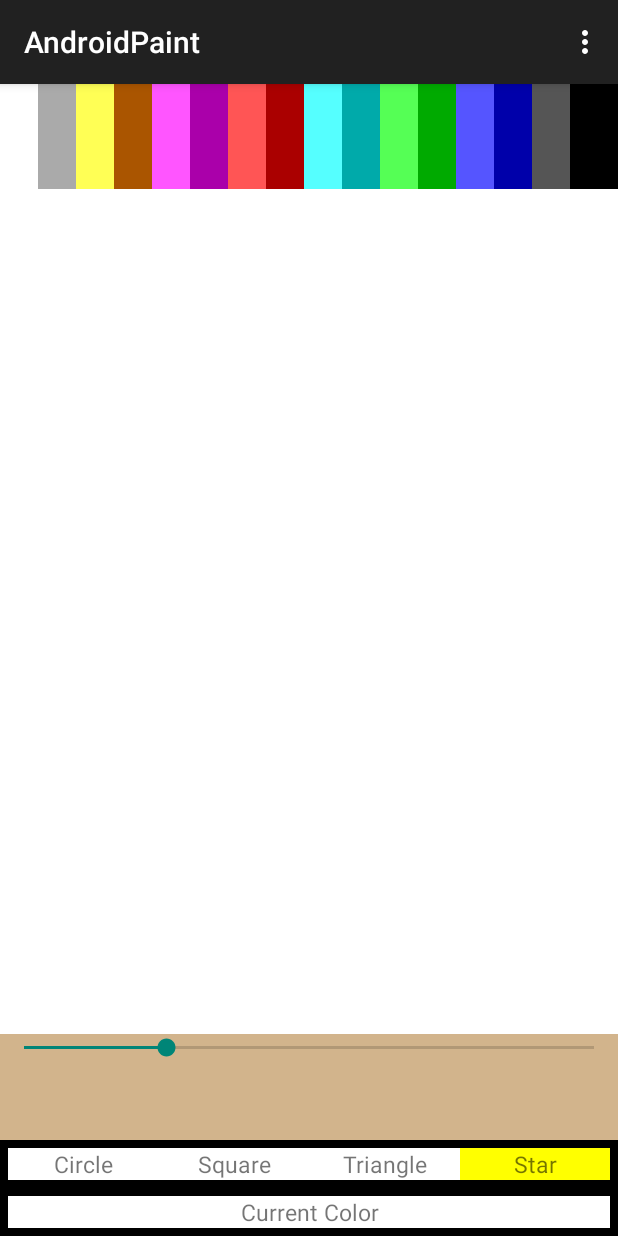
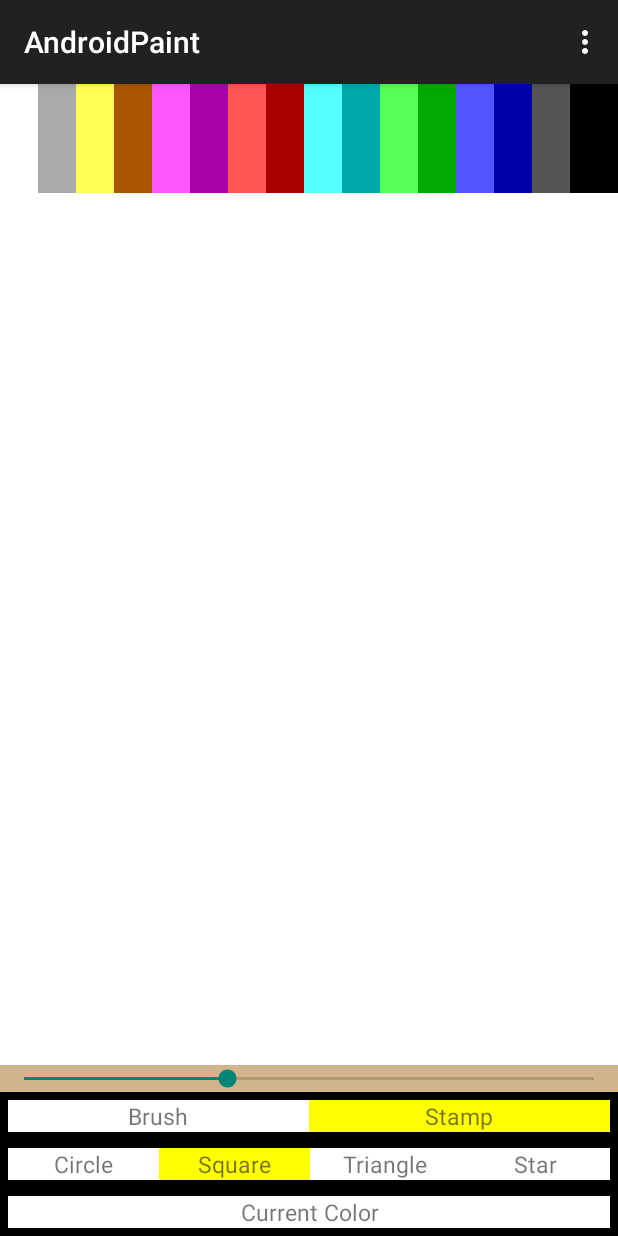
Before and after one commit to asaswain/JUN20, an Android app: the screen it shows after launch (MainActivity), in the options menu, after a tap on "Reset", on a phone screen of 412 x 824 dp. Run offline under Robolectric (Android 15) with nearby library versions, the phone set to English and light mode, and no system bars.

Commit message:
Add option to draw using either a brush or a stamp

```diff
--- a/app/build.gradle
+++ b/app/build.gradle
@@ -4,7 +4,7 @@ android {
     compileSdkVersion 22
     buildToolsVersion "22.0.1"
     defaultConfig {
-        applicationId "edu.nyu.scps.EtchASketch"
+        applicationId "edu.nyu.scps.AndroidPaint"
         minSdkVersion 16
         targetSdkVersion 22
         versionCode 1
--- a/app/src/main/java/edu/nyu/scps/JUN20/MainActivity.java
+++ b/app/src/main/java/edu/nyu/scps/JUN20/MainActivity.java
@@ -6,6 +6,7 @@ import android.graphics.drawable.ColorDrawable;
 import android.os.Bundle;
 import android.support.v7.app.AppCompatActivity;
 import android.util.DisplayMetrics;
+import android.util.Log;
 import android.view.Menu;
 import android.view.MenuItem;
 import android.view.View;
@@ -15,9 +16,25 @@ import android.widget.RelativeLayout;
 import android.widget.SeekBar;
 import android.widget.TextView;
 
+/**
+ * This application displays a canvas and allows the user to select a color, a brush type, and a shape and draw on the canvas using a TouchListener
+ */
+
 public class MainActivity extends AppCompatActivity {
 
     SketchPadView sketchPad;
+
+    final int shapeList[] = new int[] {
+            edu.nyu.scps.JUN20.R.id.circle,
+            edu.nyu.scps.JUN20.R.id.square,
+            edu.nyu.scps.JUN20.R.id.triangle,
+            edu.nyu.scps.JUN20.R.id.star,
+    };
+
+    final int brushList[] = new int[] {
+            edu.nyu.scps.JUN20.R.id.brush,
+            edu.nyu.scps.JUN20.R.id.stamp,
+    };
 
     @Override
     protected void onCreate(Bundle savedInstanceState) {
@@ -26,13 +43,13 @@ public class MainActivity extends AppCompatActivity {
 
         Resources resources = getResources();
 
-        // insert a SketchPadView object into the RelativeLayout for user to draw on
+        // insert a SketchPadView view into the RelativeLayout for user to draw on
 
         final RelativeLayout sketchPadLayout = (RelativeLayout) findViewById(edu.nyu.scps.JUN20.R.id.paper);
         sketchPad = new SketchPadView(MainActivity.this);
         sketchPadLayout.addView(sketchPad);
 
-        // create a listener for the seekbar which controls the image size
+        // create a listener for the seekbar which controls the size of the image drawn by the user
 
         SeekBar seekBar;
         seekBar = (SeekBar) findViewById(edu.nyu.scps.JUN20.R.id.size);
@@ -47,15 +64,14 @@ public class MainActivity extends AppCompatActivity {
             }
 
             public void onProgressChanged(SeekBar seekBar, int progress, boolean fromUser) {
-                float scale = (float) (progress) / 100f;
-                sketchPad.setRadius(scale);
-
+                float scale = (float) (progress+1) / 100f;
+                sketchPad.setSize(scale);
                 //Log.d("XTag", "progress = " + progress);
             }
         });
 
-        // programmatically create views for each color and insert into palette LinearLayout field
-        // I created a list of colors used by a CGA16 monitor
+        // create views for each of the `16 colors color and insert views into LinearLayout palette
+        // (I created a list of colors used by a CGA16 monitor)
 
         int colorList[] = new int[16];
         for (int i = 0; i < colorList.length; ++i) {
@@ -77,7 +93,7 @@ public class MainActivity extends AppCompatActivity {
                 ViewGroup.LayoutParams.MATCH_PARENT  //height
         );
 
-        // add listener for each color in color palette
+        // add listener for each color in color palette to control the color of the image drawn by the user
 
         ColorOnClickListener colorOnClickListener = new ColorOnClickListener();
 
@@ -94,14 +110,7 @@ public class MainActivity extends AppCompatActivity {
             colorView.setOnClickListener(colorOnClickListener);
         }
 
-        int shapeList[] = new int[] {
-                edu.nyu.scps.JUN20.R.id.circle,
-                edu.nyu.scps.JUN20.R.id.square,
-                edu.nyu.scps.JUN20.R.id.triangle,
-                edu.nyu.scps.JUN20.R.id.star,
-        };
-
-        // add listener for each shape in the shape palette
+        // add listener for each shape in the shape palette to control the shape of the image drawn by the user
 
         ShapeOnClickListener shapeOnClickListener = new ShapeOnClickListener();
 
@@ -111,36 +120,21 @@ public class MainActivity extends AppCompatActivity {
             shapeView.setOnClickListener(shapeOnClickListener);
         }
 
+        // add listener for each brush in the brush palette to control the type of image drawn by the user (brush vs stamp)
+
+        BrushOnClickListener brushOnClickListener = new BrushOnClickListener();
+
+        for (int i = 0; i < brushList.length; ++i) {
+            TextView brushView = (TextView) findViewById(brushList[i]);
+            // set an onClickListener for all the views in the shape palette  to enable us to change the shape
+            brushView.setOnClickListener(brushOnClickListener);
+        }
+
     }
 
-    class ShapeOnClickListener implements View.OnClickListener {
-
-        // when user clicks on a shape, set sketchPad shape property
-        @Override
-        public void onClick(View v) {
-            TextView textView = (TextView) v;
-            String text = textView.getText().toString();
-            sketchPad.setShape(text);
-
-            int shapeList[] = new int[] {
-                    edu.nyu.scps.JUN20.R.id.circle,
-                    edu.nyu.scps.JUN20.R.id.square,
-                    edu.nyu.scps.JUN20.R.id.triangle,
-                    edu.nyu.scps.JUN20.R.id.star,
-            };
-            for (int i = 0; i < shapeList.length; ++i) {
-                TextView shapeView = (TextView) findViewById(shapeList[i]);
-                shapeView.setBackgroundColor(Color.WHITE);
-            }
-
-            // update color of selected shape view
-            v.setBackgroundColor(Color.YELLOW);
-        }
-    }
-
+    // when user clicks on a color sample, set sketchPad color property
     class ColorOnClickListener implements View.OnClickListener {
 
-        // when user clicks on a color sample, set sketchPad color property
         @Override
         public void onClick(View v) {
             ColorDrawable backgroundColor = (ColorDrawable) v.getBackground();
@@ -151,6 +145,47 @@ public class MainActivity extends AppCompatActivity {
             currentColor.setBackgroundColor(backgroundColor.getColor());
         }
     }
+
+    // when user clicks on a shape, set sketchPad shape property
+    class ShapeOnClickListener implements View.OnClickListener {
+
+        @Override
+        public void onClick(View v) {
+            TextView textView = (TextView) v;
+            String text = textView.getText().toString();
+            sketchPad.setShape(text);
+
+            for (int i = 0; i < shapeList.length; ++i) {
+                TextView shapeView = (TextView) findViewById(shapeList[i]);
+                Log.d("shape", ""+shapeList[i]);
+                shapeView.setBackgroundColor(Color.WHITE);
+            }
+
+            // update color of selected shape view
+            v.setBackgroundColor(Color.YELLOW);
+        }
+    }
+
+    // when user clicks on a shape, set sketchPad brush property
+    class BrushOnClickListener implements View.OnClickListener {
+
+        @Override
+        public void onClick(View v) {
+            TextView textView = (TextView) v;
+            String text = textView.getText().toString();
+            sketchPad.setDrawType(text);
+
+            for (int i = 0; i < brushList.length; ++i) {
+                TextView brushView = (TextView) findViewById(brushList[i]);
+                Log.d("brush", ""+brushList[i]);
+                brushView.setBackgroundColor(Color.WHITE);
+            }
+
+            // update color of selected brush view
+            v.setBackgroundColor(Color.YELLOW);
+        }
+    }
+
 
     @Override
     public boolean onCreateOptionsMenu(Menu menu) {
@@ -166,10 +201,10 @@ public class MainActivity extends AppCompatActivity {
         // as you specify a parent activity in AndroidManifest.xml.
         int id = item.getItemId();
 
-        //noinspection SimplifiableIfStatement
-        if (id == edu.nyu.scps.JUN20.R.id.action_settings) {
-            return true;
-        }
+        ////noinspection SimplifiableIfStatement
+        //if (id == edu.nyu.scps.JUN20.R.id.action_settings) {
+        //    return true;
+        //}
 
         if (id == edu.nyu.scps.JUN20.R.id.action_reset) {
             sketchPad.eraseSketchPad();
--- a/app/src/main/java/edu/nyu/scps/JUN20/SketchPadView.java
+++ b/app/src/main/java/edu/nyu/scps/JUN20/SketchPadView.java
@@ -1,8 +1,4 @@
 package edu.nyu.scps.JUN20;
-
-/**
- * Created by swaina on 6/21/15.
- */
 
 import android.content.Context;
 import android.graphics.Canvas;
@@ -13,32 +9,37 @@ import android.view.View;
 
 import java.util.ArrayList;
 
+/**
+ * The SketchPadView draws various shapes on a canvas using an OnTouchListener
+ */
 public class SketchPadView extends View {
 
-    private ArrayList<SketchPadImage> imageList;
+    private ArrayList<ShapeDrawable> imageList;
     private float scale;
     private String shape;
     private Paint paint;
-    private SketchPadImage cursor;
+    private ShapeDrawable cursorImage;
+    private String drawType;
 
     public SketchPadView(Context context) {
         super(context);
 
         // initialize class variables
-        imageList = new ArrayList<SketchPadImage>();
+        imageList = new ArrayList<ShapeDrawable>();
         scale = 0.1f;
         shape = "Circle";
         paint = new Paint(Paint.ANTI_ALIAS_FLAG);
         paint.setStyle(Paint.Style.FILL);
         setPaintColor(Color.WHITE);
-        cursor = null;
+        cursorImage = null;
+        drawType = "Stamp";
 
         setOnTouchListener(new OnTouchListener() {
             @Override
             public boolean onTouch(View v, MotionEvent event) {
 
                 float radius;
-                Paint tmpPaint = new Paint();
+                Paint tmpPaint;
 
                 switch (event.getAction()) {
                     case MotionEvent.ACTION_DOWN:
@@ -49,14 +50,14 @@ public class SketchPadView extends View {
                         // copy paint object before inserting into array (to avoid pointing to original which will change)
                         tmpPaint = new Paint(paint);
 
-                        cursor = new SketchPadImage(event.getX(), event.getY(), radius, shape, tmpPaint);
+                        cursorImage = buildImage(event.getX(), event.getY(), radius, shape, tmpPaint);
                         invalidate();    //call onDraw method of TouchView
 
                         return true;    //do nothing else
 
                     case MotionEvent.ACTION_UP:
-                        imageList.add(cursor);
-                        cursor = null;
+                        imageList.add(cursorImage);
+                        cursorImage = null;
                         invalidate();    //call onDraw method of TouchView
 
                         return false;    //do nothing else
@@ -67,7 +68,11 @@ public class SketchPadView extends View {
                         // copy paint object before inserting into array (to avoid pointing to original which will change)
                         tmpPaint = new Paint(paint);
 
-                        cursor = new SketchPadImage(event.getX(), event.getY(), radius, shape, tmpPaint);
+                        cursorImage = buildImage(event.getX(), event.getY(), radius, shape, tmpPaint);
+                        if (drawType.equals("Brush")) {
+                            imageList.add(cursorImage);
+                        }
+
                         invalidate();    //call onDraw method of TouchView
 
                         return true;    //do nothing else
@@ -79,47 +84,63 @@ public class SketchPadView extends View {
         });
     }
 
-    public void setRadius(float scale) {
+    // set size of shapr
+    public void setSize(float scale) {
         this.scale = scale;
     }
 
+    // set type of shape
     public void setShape(String shape) {
         this.shape = shape;
     }
 
-    /**
-     * Set color pf paintbrush
-     * @param paintColor - new color
-     */
+    // set type of brush used to draw shape
+    public void setDrawType(String drawType) {
+        this.drawType = drawType;
+    }
+
+    // build drawable object depending on shape parameter
+    private ShapeDrawable buildImage(float xCoor, float yCoor, float size, String shape, Paint color) {
+        if (shape.equals("Circle")) {
+            return new CircleDrawable(xCoor, yCoor, size, color);
+        } else if (shape.equals("Square")) {
+            return new SquareDrawable(xCoor, yCoor, size, color);
+        } else if (shape.equals("Triangle")) {
+            return new TriangleDrawable(xCoor, yCoor, size, color);
+        } else if (shape.equals("Star")) {
+            return new StarDrawable(xCoor, yCoor, size, color);
+        } else {
+            return null;
+        }
+    }
+
+    // Set color of paintbrush
     public void setPaintColor(int paintColor) {
         paint.setColor(paintColor);
     }
 
-    /**
-     * Clear all graphics from SketchPad
-     */
+    // Clear all drawable objects from SketchPad
     public void eraseSketchPad() {
         imageList.clear();
         invalidate();    //call onDraw method of TouchView
     }
 
+    // draw all the shapes onto the canvas
     @Override
     protected void onDraw(Canvas canvas) {
         super.onDraw(canvas);
 
-        final int width = getWidth();
-        final int height = getHeight();
-        float radius = .1f * Math.min(width, height);
-
         canvas.drawColor(Color.WHITE);    //background
 
         for (int i = 0; i < imageList.size(); ++i) {
-             // get a SketchPad image from the list and draw it
-             imageList.get(i).draw(canvas);
+            // get a SketchPad image from the list and draw it
+            ShapeDrawable savedImage = imageList.get(i);
+            savedImage.draw(canvas);
         }
 
-        if (cursor != null) {
-            cursor.draw(canvas);
+        if (cursorImage != null) {
+            cursorImage.draw(canvas);
         }
     }
+
 }
--- a/app/src/main/res/layout/activity_main.xml
+++ b/app/src/main/res/layout/activity_main.xml
@@ -36,18 +36,11 @@
 
         <!-- SketchPad will be inserted here by MainActivity java code -->
 
-        <!-- <VerticalSeekBar
-            android:layout_width="wrap_content"
-            android:layout_height="match_parent"
-            android:layout_gravity="bottom"
-            android:progress="0"
-            android:id="@+id/locationY"/> -->
     </LinearLayout>
 
     <LinearLayout
         android:layout_width="match_parent"
-        android:layout_height="0dp"
-        android:layout_weight="1"
+        android:layout_height="wrap_content"
         android:gravity="left"
         android:orientation="horizontal">
 
@@ -56,8 +49,38 @@
             android:layout_width="match_parent"
             android:layout_height="wrap_content"
             android:progress="5"
-            android:max="20"
+            android:max="14"
             android:id="@+id/size"/>
+    </LinearLayout>
+
+    <LinearLayout
+        android:layout_width="match_parent"
+        android:layout_height="wrap_content"
+        android:paddingLeft="@dimen/control_horizontal_margin"
+        android:paddingRight="@dimen/control_horizontal_margin"
+        android:paddingTop="@dimen/control_vertical_margin"
+        android:paddingBottom="@dimen/control_vertical_margin"
+        android:orientation="horizontal"
+        android:background="@color/black">
+
+        <TextView
+            android:layout_width="match_parent"
+            android:layout_height="wrap_content"
+            android:textSize="15sp"
+            android:gravity="center"
+            android:background="@color/white"
+            android:layout_weight="1"
+            android:id="@+id/brush"
+            android:text="@string/brush"/>
+        <TextView
+            android:layout_width="match_parent"
+            android:layout_height="wrap_content"
+            android:textSize="15sp"
+            android:gravity="center"
+            android:background="@color/yellow"
+            android:layout_weight="1"
+            android:id="@+id/stamp"
+            android:text="@string/stamp"/>
     </LinearLayout>
 
     <LinearLayout
--- a/app/src/main/res/menu/menu_main.xml
+++ b/app/src/main/res/menu/menu_main.xml
@@ -1,8 +1,8 @@
 <menu xmlns:android="http://schemas.android.com/apk/res/android"
     xmlns:app="http://schemas.android.com/apk/res-auto"
     xmlns:tools="http://schemas.android.com/tools" tools:context=".MainActivity">
-    <item android:id="@+id/action_settings" android:title="@string/action_settings"
-        android:orderInCategory="100" app:showAsAction="never"/>
+    <!--<item android:id="@+id/action_settings" android:title="@string/action_settings"
+        android:orderInCategory="100" app:showAsAction="never"/> -->
     <item android:id="@+id/action_reset" android:title="@string/action_reset"
         android:orderInCategory="80" app:showAsAction="never"/>
 </menu>
--- a/app/src/main/res/values/strings.xml
+++ b/app/src/main/res/values/strings.xml
@@ -1,12 +1,16 @@
 <resources>
     <string name="app_name">AndroidPaint</string>
-    <string name="current_color">Current Color</string>
+
+    <string name="brush">Brush</string>
+    <string name="stamp">Stamp</string>
 
     <string name="circle">Circle</string>
     <string name="square">Square</string>
     <string name="triangle">Triangle</string>
     <string name="star">Star</string>
 
+    <string name="current_color">Current Color</string>
+
     <string name="action_settings">Settings</string>
     <string name="action_reset">Reset</string>
 </resources>
```
Also changed, not shown: app/src/main/java/edu/nyu/scps/JUN20/ApplicationTest.java (deleted, +0 -13 lines), app/src/main/java/edu/nyu/scps/JUN20/CircleDrawable.java (+2 -7 lines), app/src/main/java/edu/nyu/scps/JUN20/ShapeDrawable.java (renamed from app/src/main/java/edu/nyu/scps/JUN20/SketchPadImage.java, +6 -26 lines), app/src/main/java/edu/nyu/scps/JUN20/SquareDrawable.java (+2 -7 lines), app/src/main/java/edu/nyu/scps/JUN20/StarDrawable.java (+2 -8 lines), app/src/main/java/edu/nyu/scps/JUN20/VerticalSeekBar.java (deleted, +0 -59 lines).
